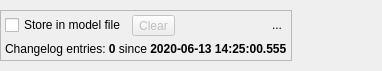
Old version of the form libpgmodeler_ui/ui/changelogwidget.ui in the repository pgmodeler/pgmodeler.
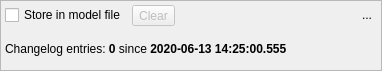
New version of the form. Icons and pictures are not drawn.

```diff
--- a/libpgmodeler_ui/ui/changelogwidget.ui
+++ b/libpgmodeler_ui/ui/changelogwidget.ui
@@ -44,7 +44,7 @@
    <item>
     <widget class="QFrame" name="frame">
      <property name="sizePolicy">
-      <sizepolicy hsizetype="Fixed" vsizetype="Fixed">
+      <sizepolicy hsizetype="Preferred" vsizetype="Preferred">
        <horstretch>0</horstretch>
        <verstretch>0</verstretch>
       </sizepolicy>
```
Left out of the diff: 2 changed lines with no effect on the pictures.
